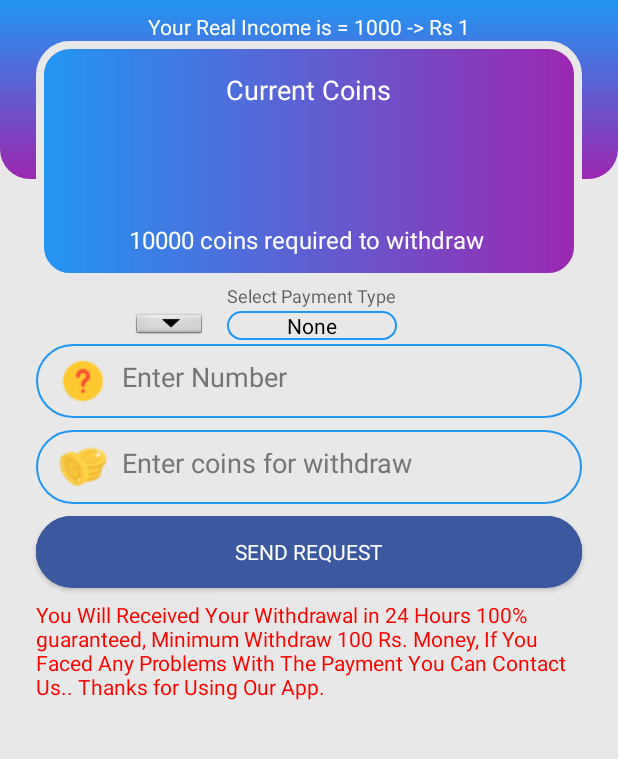
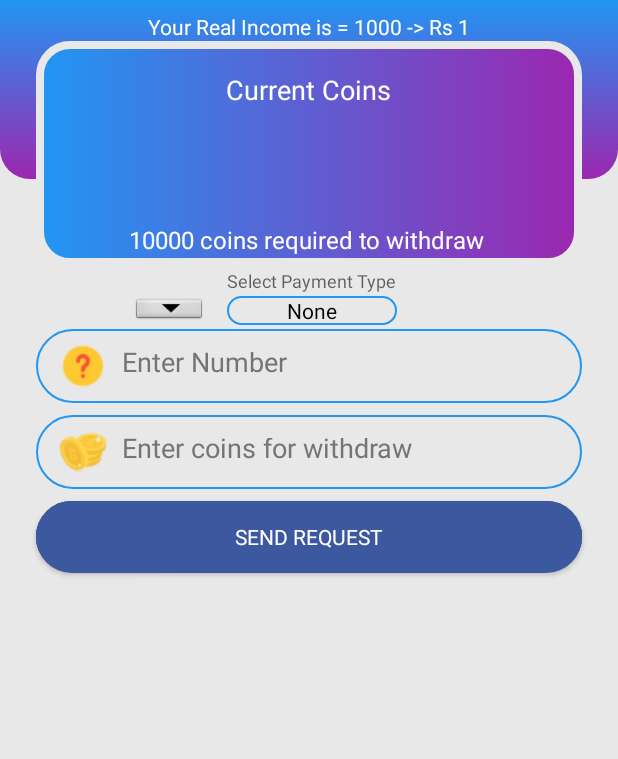
Before and after one commit to gitcoder-aman/Quiz-Project-, an Android app: the fragment WalletFragment placed in its activity, on a phone screen of 412 x 824 dp, the part 85-844 px from its top. Run offline under Robolectric (Android 15) with nearby library versions, the phone set to English and light mode, and no system bars; our stand-ins replace AdMob, Firebase (no records; nobody signed in at launch, a user with empty details on screens opened directly); libraries missing offline, so code that uses them is left out: me.ibrahimsn.lib; plain views replace SmoothBottomBar; pictures from the network do not load; Roboto replaces fonts that are not available here; 2 statements that could not run were skipped.

Commit message:
payment Fragment some changes

```diff
--- a/app/build.gradle
+++ b/app/build.gradle
@@ -86,4 +86,5 @@ dependencies {
     //Admob implement
     implementation 'com.google.android.gms:play-services-ads:21.2.0'
 
+
 }
--- a/app/src/main/AndroidManifest.xml
+++ b/app/src/main/AndroidManifest.xml
@@ -47,7 +47,8 @@
             android:exported="false" />
         <activity
             android:name=".MainActivity"
-            android:exported="false" />
+            android:exported="false"
+            android:windowSoftInputMode="adjustNothing"/>
         <activity
             android:name=".SignupActivity"
             android:exported="false" />
--- /dev/null
+++ b/app/src/main/res/drawable/ic_baseline_event_note_24.xml
@@ -0,0 +1,5 @@
+<vector android:height="24dp" android:tint="#000000"
+    android:viewportHeight="24" android:viewportWidth="24"
+    android:width="24dp" xmlns:android="http://schemas.android.com/apk/res/android">
+    <path android:fillColor="@android:color/white" android:pathData="M17,10L7,10v2h10v-2zM19,3h-1L18,1h-2v2L8,3L8,1L6,1v2L5,3c-1.11,0 -1.99,0.9 -1.99,2L3,19c0,1.1 0.89,2 2,2h14c1.1,0 2,-0.9 2,-2L21,5c0,-1.1 -0.9,-2 -2,-2zM19,19L5,19L5,8h14v11zM14,14L7,14v2h7v-2z"/>
+</vector>
--- a/app/src/main/res/layout/fragment_wallet.xml
+++ b/app/src/main/res/layout/fragment_wallet.xml
@@ -34,7 +34,7 @@
     <View
         android:id="@+id/view6"
         android:layout_width="0dp"
-        android:layout_height="160dp"
+        android:layout_height="150dp"
         android:layout_marginStart="24dp"
         android:layout_marginTop="28dp"
         android:layout_marginEnd="24dp"
@@ -175,19 +175,6 @@
         app:layout_constraintStart_toStartOf="@+id/numberOfCoins"
         app:layout_constraintTop_toBottomOf="@+id/numberOfCoins" />
 
-    <TextView
-        android:id="@+id/textView10"
-        android:layout_width="0dp"
-        android:layout_height="83dp"
-        android:layout_marginTop="8dp"
-        android:text="@string/moneytext"
-        android:textColor="#FF0000"
-        app:layout_constraintEnd_toEndOf="@+id/sendRequestBtn"
-        app:layout_constraintHorizontal_bias="0.494"
-        app:layout_constraintStart_toStartOf="@+id/sendRequestBtn"
-        app:layout_constraintTop_toBottomOf="@+id/sendRequestBtn"
-        tools:ignore="TextContrastCheck" />
-
     <ProgressBar
         android:id="@+id/progressBarId"
         android:layout_width="match_parent"
--- a/app/src/main/res/values/strings.xml
+++ b/app/src/main/res/values/strings.xml
@@ -13,7 +13,7 @@
     <string name="number">Enter Number</string>
     <string name="send_request">SEND REQUEST</string>
     <string name="_1">#1000</string>
-    <string name="moneytext">You Will Received Your Withdrawal in 24 Hours 100% guaranteed, Minimum Withdraw 100 Rs. Money, If You
+    <string name="moneytext">You Will Received Your Withdrawal in 24 Hours 100% guaranteed, Minimum Withdraw 10 Rs. Money, If You
      Faced Any Problems With The Payment You Can Contact Us.. Thanks for Using Our App.</string>
     <string name="realIncome">Your Real Income is = 1000 -> Rs 1</string>
     <string name="ruleShare">Rule: if you will share to friends and if they will created a account then you will get 5000 coins on each friends as well as your friend will get 5000 coins.</string>
```
Also changed, not shown: app/src/main/java/com/example/coderamankumarguptaquizearn/QuizActivity.java (+11 -4 lines), app/src/main/java/com/example/coderamankumarguptaquizearn/WalletFragment.java (+17 -1 lines), app/src/main/res/layout/activity_quiz.xml (+12 -5 lines).
